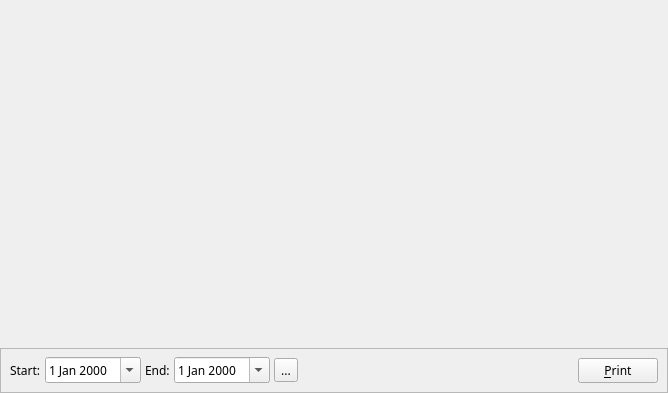
Qt form overview.ui (sbonaime/sleepyhead-code.) before a commit.
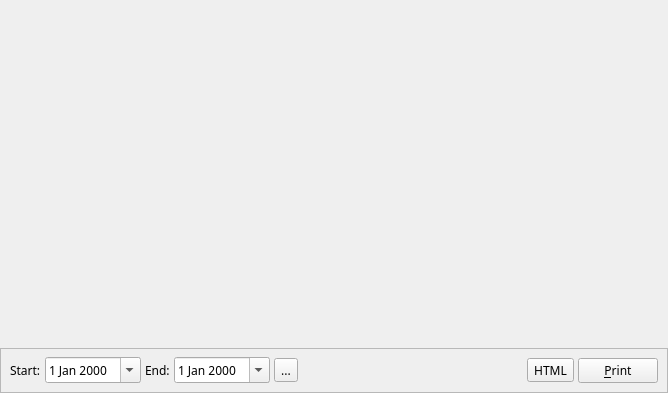
The same form after that commit. Icons and pictures are not drawn.

Commit message: Save report as HTML button

Patch:
```diff
--- a/overview.ui
+++ b/overview.ui
@@ -119,6 +119,16 @@
         </property>
        </spacer>
       </item>
+      <item>
+       <widget class="QToolButton" name="htmlButton">
+        <property name="toolTip">
+         <string>Save a HTML report</string>
+        </property>
+        <property name="text">
+         <string>HTML</string>
+        </property>
+       </widget>
+      </item>
       <item>
        <widget class="QPushButton" name="printButton">
         <property name="text">
```
Left out of the diff: 3 changed lines with no effect on the pictures. The commit also changes 7 other files.
